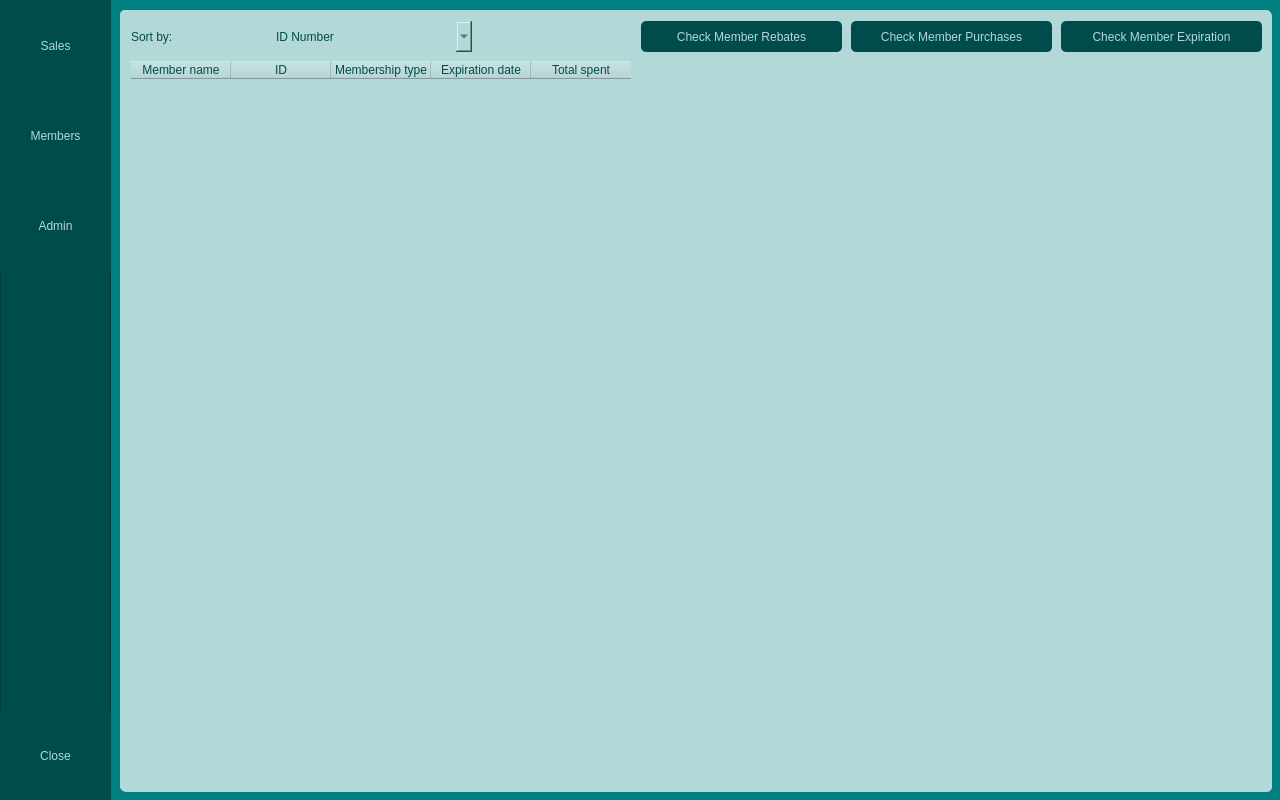
schwei322/CS1C-Project2, file mainwindow.ui: the form before one commit.
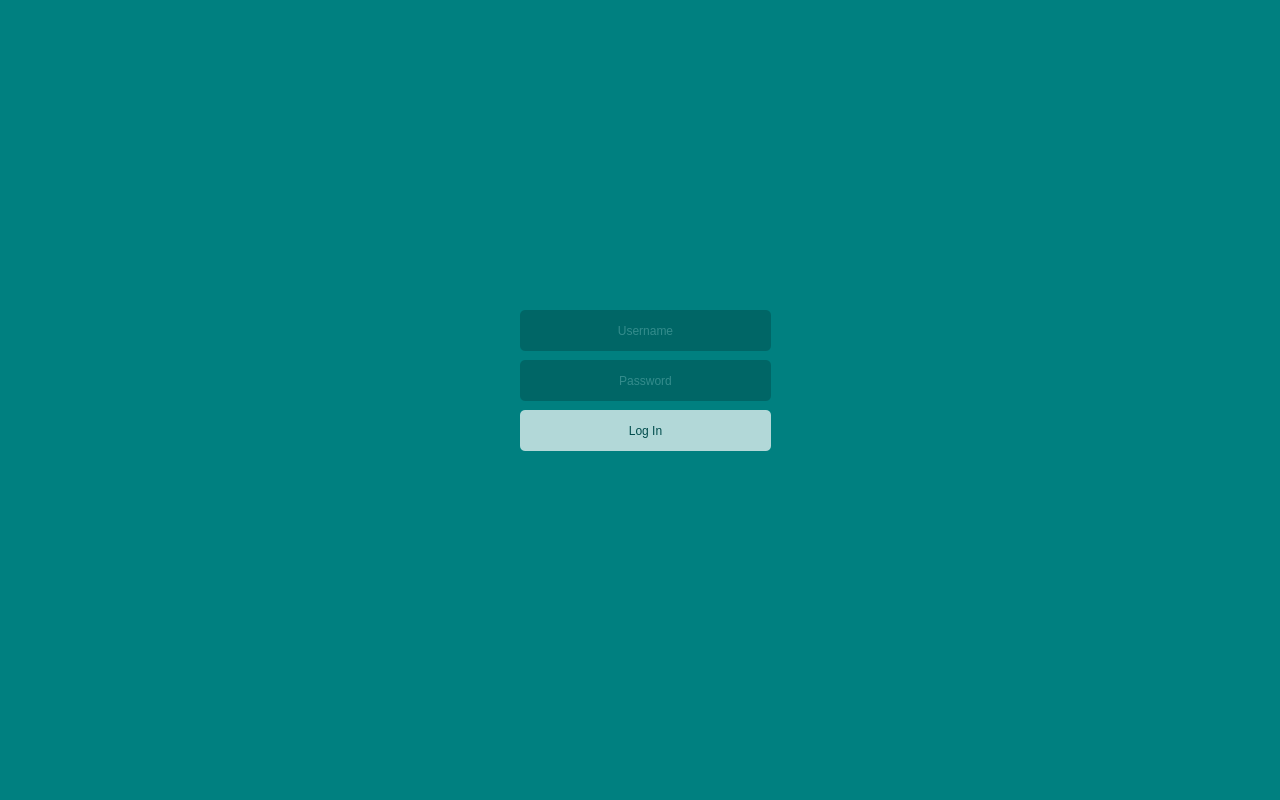
The form after the commit.

Commit message: Add log out button

```diff
--- a/mainwindow.ui
+++ b/mainwindow.ui
@@ -291,6 +291,32 @@
        <string>Members</string>
       </property>
      </widget>
+     <widget class="QPushButton" name="logoutBtn">
+      <property name="geometry">
+       <rect>
+        <x>0</x>
+        <y>620</y>
+        <width>111</width>
+        <height>91</height>
+       </rect>
+      </property>
+      <property name="styleSheet">
+       <string notr="true">QPushButton {
+        border: none;
+        background-color: rgb(0, 76, 76);
+        color: rgb(178, 216, 216);
+}
+
+QPushButton:hover {
+        border: none;
+        background-color: rgb(0, 128, 128);
+        color: rgb(178, 216, 216);
+}</string>
+      </property>
+      <property name="text">
+       <string>Log Out</string>
+      </property>
+     </widget>
     </widget>
     <widget class="QFrame" name="members">
      <property name="geometry">
@@ -893,11 +919,13 @@
       </property>
      </widget>
     </widget>
-    <zorder>sidebar</zorder>
     <zorder>admin</zorder>
     <zorder>sales</zorder>
     <zorder>members</zorder>
+    <zorder>sidebar</zorder>
    </widget>
+   <zorder>mainPanel</zorder>
+   <zorder>loginPanel</zorder>
   </widget>
  </widget>
  <resources/>
```
Left out of the diff: 51 changed lines with no effect on the pictures. The commit also changes 2 other files.
